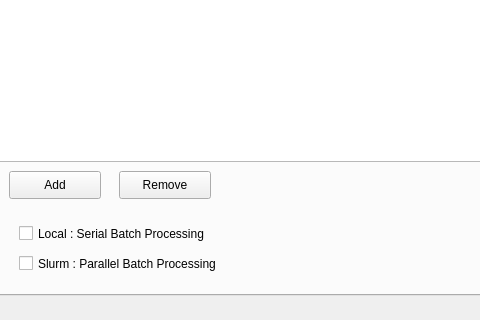
Before: the Qt Designer form src/app/csfwindow.ui in tahya-deddah/Local_EACSF, drawn with Qt 5; both pictures show x 93 to 573 and y 434 to 754 of the 1066 by 754 pixel window.
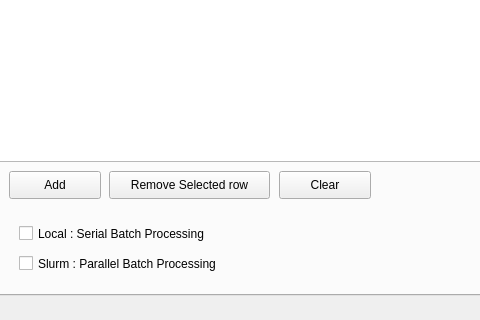
After: the same form once the commit is applied.

Diff of the .ui file:
```diff
--- a/src/app/csfwindow.ui
+++ b/src/app/csfwindow.ui
@@ -265,14 +265,14 @@
      <widget class="QPushButton" name="Remove">
       <property name="geometry">
        <rect>
-        <x>160</x>
+        <x>150</x>
         <y>560</y>
-        <width>92</width>
+        <width>161</width>
         <height>28</height>
        </rect>
       </property>
       <property name="text">
-       <string>Remove</string>
+       <string>Remove Selected row</string>
       </property>
      </widget>
      <widget class="QPushButton" name="Add">
@@ -314,6 +314,19 @@
        <string>Local : Serial Batch Processing</string>
       </property>
      </widget>
+     <widget class="QPushButton" name="Clear">
+      <property name="geometry">
+       <rect>
+        <x>320</x>
+        <y>560</y>
+        <width>92</width>
+        <height>28</height>
+       </rect>
+      </property>
+      <property name="text">
+       <string>Clear</string>
+      </property>
+     </widget>
     </widget>
     <widget class="QWidget" name="tab_inputs">
      <attribute name="title">
```
